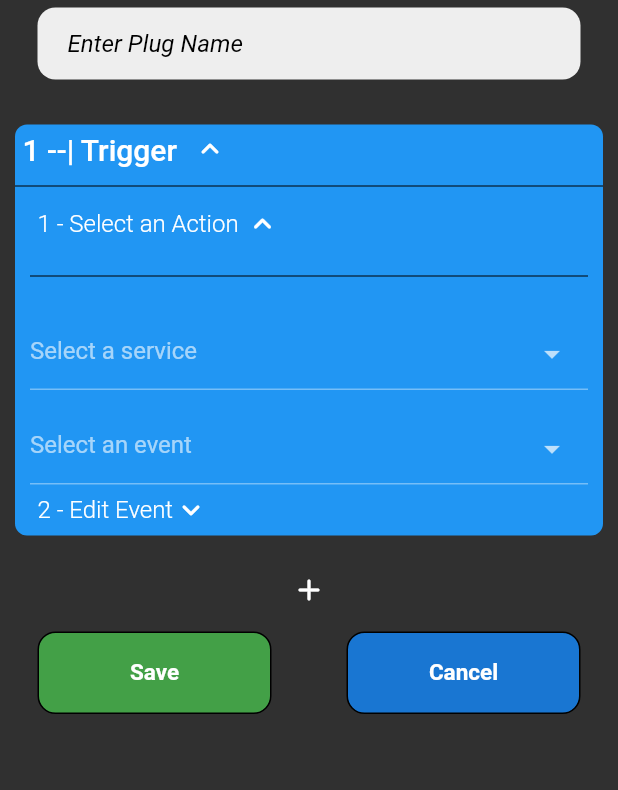
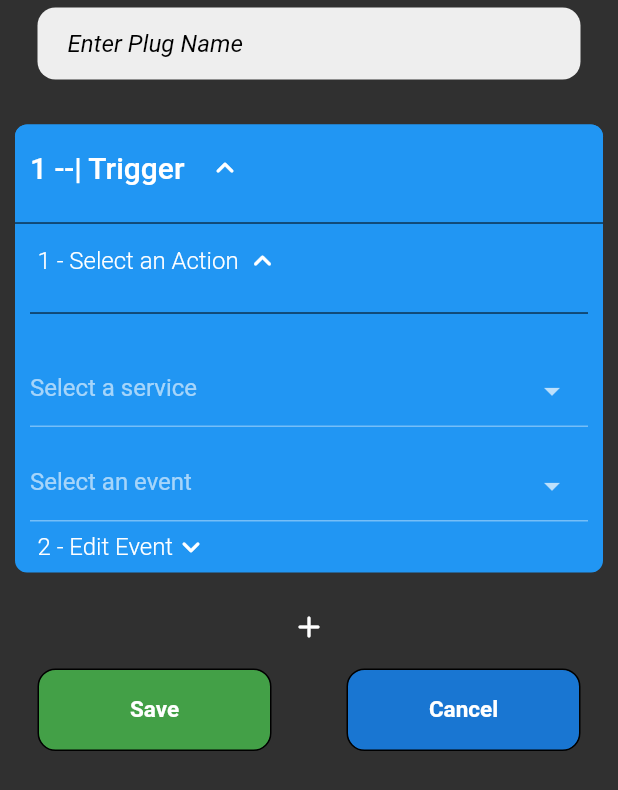
Before and after one commit to plug-it-services/plug-it, a Flutter app: the Plugs screen opened directly, after a tap on "Create", after a tap on the "keyboard arrow down" icon, on a phone screen of 412 x 824 dp. Shown: the top 790 px of the screen. Run offline on Flutter 3.47's test engine with Material 2 defaults, Android fonts, the phone set to English and light mode, and no system bars; drawn by our look-alikes of dropdown_search; our stand-ins replace cached_network_image, cookie_jar, dio, dio_cookie_manager, shared_preferences, transparent_image; accounts and stored records are empty; network calls fail.

Commit message:
feat(mobile): cleaned Plug Edit view and added remember me feature

```diff
--- a/mobile/lib/ui-toolkit/cards/ActionEditCard.dart
+++ b/mobile/lib/ui-toolkit/cards/ActionEditCard.dart
@@ -9,6 +9,7 @@ import 'package:mobile/models/field/Field.dart';
 import 'package:mobile/ui-toolkit/PlugItStyle.dart';
 import 'package:mobile/ui-toolkit/buttons/IconButtonSwitch.dart';
 import 'package:mobile/models/Event.dart';
+import 'package:mobile/ui-toolkit/cards/CardTitle.dart';
 import 'package:mobile/ui-toolkit/cards/EventSelection.dart';
 import 'package:mobile/ui-toolkit/cards/FieldsEditor.dart';
 import 'package:mobile/ui-toolkit/input/InputField.dart';
@@ -105,6 +106,43 @@ class _StateActionEditCard extends State<ActionEditCard>{
       });
     });
   }
+  List<Widget> getBody() {
+    if (deployed) {
+      return [
+        const Divider(color: Colors.black),
+        EventSelection(
+          services: widget.services,
+          isOpen: selectEventDeployed,
+          onCardDeploy: (value) => {
+            setState(() {
+              selectEventDeployed = value;
+              editEventDeployed = !selectEventDeployed;
+            })
+          },
+          onEventSelected: onEventSelected,
+          onServiceSelected: onServiceSelected,
+          plug: widget.plug,
+          editedEvent: getEditedEvent(),
+          selectedEvent: selectedEvent,
+          selectedService: selectedService,
+          events: events,
+        ),
+        FieldsEditor(
+          services: widget.services,
+          isOpen: editEventDeployed,
+          onCardDeploy: (value) => {
+            setState(() {
+              editEventDeployed = value;
+              selectEventDeployed = !editEventDeployed;
+            })
+          },
+          selectedEvent: selectedEvent,
+          editedEvent: getEditedEvent(),
+        )
+      ];
+    }
+    return [];
+  }
 
   @override
   void initState() {
@@ -126,79 +164,21 @@ class _StateActionEditCard extends State<ActionEditCard>{
         child: AnimatedContainer(
             duration: const Duration(milliseconds: 200),
             decoration: BoxDecoration(
-              //TODO: make a dominant color picker of the icon to color the container
                 color: PlugItStyle.cardColor,
                 borderRadius: BorderRadius.circular(8)
             ),
-            child: !deployed
-                ? Row(
+            child: Column(
               children: [
-                Padding(
-                  padding: const EdgeInsets.all(5),
-                  child:Text("${getLabel()} ${(selectedService != null) ? "- ${selectedService!.name.capitalize()}" : ""}", style: PlugItStyle.subtitleStyle)
+                CardTitle(
+                  label: "${getLabel()} ${(selectedService != null) ? "- ${selectedService!.name.capitalize()}" : ""}",
+                  state: deployed,
+                  onPressed: () => {
+                    setState(() {
+                      deployed = !deployed;
+                    })
+                  },
                 ),
-                IconButtonSwitch(
-                    falseIcon: const Icon(Icons.keyboard_arrow_down_rounded),
-                    trueIcon: const Icon(Icons.keyboard_arrow_up_rounded),
-                    state: deployed,
-                    onChange: (value) {
-                      setState(() {
-                        deployed = value;
-                      });
-                    }
-                )
-              ],
-            )
-                : Column(
-              children: [
-                Row(
-                  children: [
-                    Padding(
-                        padding: const EdgeInsets.all(5),
-                        child:Text("${getLabel()} ${(selectedService != null) ? "- ${selectedService!.name.capitalize()}" : ""}", style: PlugItStyle.subtitleStyle)
-                    ),
-                    IconButtonSwitch(
-                        falseIcon: const Icon(Icons.keyboard_arrow_down_rounded),
-                        trueIcon: const Icon(Icons.keyboard_arrow_up_rounded),
-                        state: deployed,
-                        onChange: (value) {
-                          setState(() {
-                            deployed = value;
-                          });
-                        }
-                    )
-                  ],
-                ),
-                const Divider(color: Colors.black),
-                EventSelection(
-                    services: widget.services,
-                    isOpen: selectEventDeployed,
-                    onCardDeploy: (value) => {
-                      setState(() {
-                        selectEventDeployed = value;
-                        editEventDeployed = !selectEventDeployed;
-                      })
-                    },
-                    onEventSelected: onEventSelected,
-                    onServiceSelected: onServiceSelected,
-                    plug: widget.plug,
-                    editedEvent: getEditedEvent(),
-                    selectedEvent: selectedEvent,
-                    selectedService: selectedService,
-                    events: events,
-                ),
-                FieldsEditor(
-                    services: widget.services,
-                    isOpen: editEventDeployed,
-                    onCardDeploy: (value) => {
-                      setState(() {
-                        editEventDeployed = value;
-                        selectEventDeployed = !editEventDeployed;
-                      })
-                    },
-                    selectedEvent: selectedEvent,
-                    editedEvent: getEditedEvent(),
-                )
+                ...getBody(),
               ],
             )
         )
--- /dev/null
+++ b/mobile/lib/ui-toolkit/cards/CardTitle.dart
@@ -0,0 +1,75 @@
+import 'package:flutter/material.dart';
+import 'package:mobile/ui-toolkit/PlugItStyle.dart';
+import 'package:mobile/ui-toolkit/buttons/IconButtonSwitch.dart';
+
+
+class CardTitle extends StatefulWidget {
+  final String label;
+  final bool state;
+  final void Function()? onPressed;
+
+  const CardTitle({super.key,
+    this.label = "",
+    this.onPressed,
+    this.state = true
+  });
+
+  @override
+  State createState() => _StateCardTitle();
+}
+class _StateCardTitle extends State<CardTitle>{
+  bool pressed = false;
+  bool deployed = false;
+
+  void onTap(bool value) {
+    setState(() {
+      pressed = true;
+    });
+  }
+
+  void onEnd() {
+    if (pressed == true) {
+      setState(() {
+        widget.onPressed!();
+        deployed != deployed;
+        pressed = false;
+      });
+    }
+  }
+  @override
+  void initState() {
+    super.initState();
+    deployed = widget.state;
+  }
+
+  @override
+  Widget build(BuildContext context) {
+    var height = MediaQuery.of(context).size.height;
+    return GestureDetector(
+          onTap: () => onTap(!widget.state),
+          child: AnimatedContainer(
+            height: height * 0.07,
+            duration: const Duration(milliseconds: 200),
+            onEnd: onEnd,
+            decoration: BoxDecoration(
+                color: (!pressed) ? PlugItStyle.cardColor : PlugItStyle.buttonColorPressed,
+                borderRadius: BorderRadius.circular(8)
+            ),
+            child: Row(
+              children: [
+                Padding(
+                    padding: const EdgeInsets.symmetric(horizontal: 10),
+                    child:Text(widget.label, style: PlugItStyle.subtitleStyle)
+                ),
+                IconButtonSwitch(
+                    falseIcon: const Icon(Icons.keyboard_arrow_down_rounded),
+                    trueIcon: const Icon(Icons.keyboard_arrow_up_rounded),
+                    state: deployed,
+                    onChange: onTap,
+                )
+              ],
+            )
+          )
+      );
+  }
+}
--- a/mobile/pubspec.yaml
+++ b/mobile/pubspec.yaml
@@ -44,6 +44,7 @@ dependencies:
   transparent_image: ^2.0.0
   cached_network_image: ^3.2.3
   url_launcher: ^5.2.7
+  shared_preferences: ^0.5.5
   #google_sign_in: ^4.0.16
 
 dev_dependencies:
```
Also changed, not shown: mobile/lib/pages/auth/Login.dart (+49 -0 lines), mobile/pubspec.lock.
